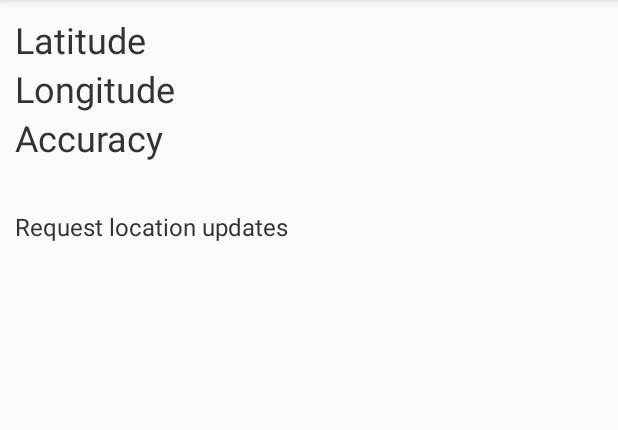
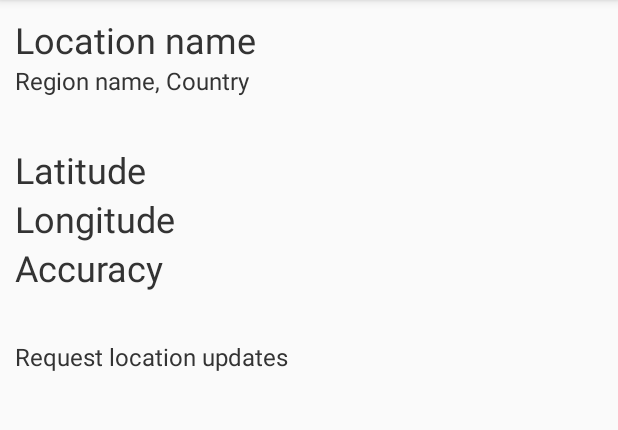
Before and after one commit to dmitry-bystrov/weather_app, an Android app: the screen it shows after launch (MainActivity), on a phone screen of 412 x 824 dp, the part 84-514 px from its top. Run offline under Robolectric (Android 15) with nearby library versions, the phone set to English and light mode, and no system bars.

Commit message:
- реализован запрос локации от AccuWeather по координатам

```diff
--- a/app/build.gradle
+++ b/app/build.gradle
@@ -25,4 +25,7 @@ dependencies {
     testImplementation 'junit:junit:4.12'
     androidTestImplementation 'com.android.support.test:runner:1.0.2'
     androidTestImplementation 'com.android.support.test.espresso:espresso-core:3.0.2'
+    implementation 'com.squareup.retrofit2:retrofit:2.3.0'
+    implementation 'com.squareup.retrofit2:converter-gson:2.2.0'
+    implementation 'com.squareup.okhttp3:logging-interceptor:3.8.1'
 }
--- a/app/src/main/AndroidManifest.xml
+++ b/app/src/main/AndroidManifest.xml
@@ -3,6 +3,7 @@
     package="com.javarunner.weather">
 
     <uses-permission android:name="android.permission.ACCESS_COARSE_LOCATION" />
+    <uses-permission android:name="android.permission.INTERNET" />
 
     <application
         android:allowBackup="true"
--- /dev/null
+++ b/app/src/main/java/com/javarunner/weather/AccuWeather.java
@@ -0,0 +1,20 @@
+package com.javarunner.weather;
+
+import com.javarunner.weather.datamodel.LocationData;
+
+import retrofit2.Call;
+import retrofit2.http.GET;
+import retrofit2.http.Query;
+
+public interface AccuWeather {
+    @GET("locations/v1/cities/geoposition/search")
+    Call<LocationData> getLocationData(@Query("apikey") String apikey,
+                                       @Query("q") String coordinates,
+                                       @Query("language") String language);
+
+//    @GET("currentconditions/v1/{location}")
+//    Call<AccuWeatherRequest[]> loadWeather(@Path("location") String location,
+//                                           @Query("apikey") String apikey,
+//                                           @Query("language") String language,
+//                                           @Query("details") String details);
+}
--- a/app/src/main/java/com/javarunner/weather/MainActivity.java
+++ b/app/src/main/java/com/javarunner/weather/MainActivity.java
@@ -12,15 +12,31 @@ import android.support.v4.app.ActivityCompat;
 import android.support.v7.app.AppCompatActivity;
 import android.widget.TextView;
 
+import com.javarunner.weather.datamodel.LocationData;
+
 import java.util.Locale;
+
+import okhttp3.OkHttpClient;
+import okhttp3.logging.HttpLoggingInterceptor;
+import retrofit2.Call;
+import retrofit2.Callback;
+import retrofit2.Response;
+import retrofit2.Retrofit;
+import retrofit2.converter.gson.GsonConverterFactory;
 
 public class MainActivity extends AppCompatActivity {
 
     public static final int LOCATION_UPDATES_TIME = 10000;
     public static final int LOCATION_UPDATES_DISTANCE = 1000;
     public static final int PERMISSION_REQUEST_CODE = 10;
+    public static final String API_KEY = "8SHxlmx5AXHFthoHiturDohOThhcbFBl";
+    public static final String BASE_URL = "http://dataservice.accuweather.com/";
+
     private LocationManager locationManager;
+    private AccuWeather accuWeather;
 
+    private TextView tvLocationName;
+    private TextView tvLocationRegion;
     private TextView tvLatitude;
     private TextView tvLongitude;
     private TextView tvAccuracy;
@@ -31,17 +47,36 @@ public class MainActivity extends AppCompatActivity {
         super.onCreate(savedInstanceState);
         setContentView(R.layout.activity_main);
         initView();
-        requestLocation();
+        initRetrofit();
+        requestLocationCoordinates();
     }
 
     private void initView() {
+        tvLocationName = findViewById(R.id.tv_location_name);
+        tvLocationRegion = findViewById(R.id.tv_location_region);
         tvLatitude = findViewById(R.id.tv_latitude);
         tvLongitude = findViewById(R.id.tv_longitude);
         tvAccuracy = findViewById(R.id.tv_accuracy);
         tvStatus = findViewById(R.id.tv_status);
     }
 
-    private void requestLocation() {
+    private void initRetrofit() {
+        Retrofit retrofit = new Retrofit.Builder()
+                .baseUrl(BASE_URL)
+                .addConverterFactory(GsonConverterFactory.create())
+                .client(createOkHttpClient())
+                .build();
+
+        accuWeather = retrofit.create(AccuWeather.class);
+    }
+
+    private OkHttpClient createOkHttpClient() {
+        final OkHttpClient.Builder httpClient = new OkHttpClient.Builder();
+        httpClient.addInterceptor(new HttpLoggingInterceptor().setLevel(HttpLoggingInterceptor.Level.BODY));
+        return httpClient.build();
+    }
+
+    private void requestLocationCoordinates() {
         if (ActivityCompat.checkSelfPermission(this, Manifest.permission.ACCESS_COARSE_LOCATION) !=
                 PackageManager.PERMISSION_GRANTED) {
             requestLocationPermissions();
@@ -64,17 +99,19 @@ public class MainActivity extends AppCompatActivity {
                         double longitude = location.getLongitude();
                         float accuracy = location.getAccuracy();
 
-                        tvLatitude.setText(String.format(Locale.getDefault(), "%s: %.2f",
+                        tvLatitude.setText(String.format(Locale.getDefault(), "%s: %.6f",
                                 getString(R.string.latitude),
                                 latitude));
 
-                        tvLongitude.setText(String.format(Locale.getDefault(), "%s: %.2f",
+                        tvLongitude.setText(String.format(Locale.getDefault(), "%s: %.6f",
                                 getString(R.string.longitude),
                                 longitude));
 
                         tvAccuracy.setText(String.format(Locale.getDefault(), "%s: %.2f",
                                 getString(R.string.accuracy),
                                 accuracy));
+
+                        requestLocation(latitude, longitude);
                     }
 
                     @Override
@@ -94,6 +131,29 @@ public class MainActivity extends AppCompatActivity {
                 });
     }
 
+    private void requestLocation(double latitude, double longitude) {
+        accuWeather.getLocationData(API_KEY, String.format(Locale.ROOT, "%.3f,%.3f", latitude, longitude), getString(R.string.language_code))
+        .enqueue(new Callback<LocationData>() {
+            @Override
+            public void onResponse(Call<LocationData> call, Response<LocationData> response) {
+                LocationData locationData;
+
+                if (response.body() == null) return;
+                if ((locationData = response.body()) == null) return;
+
+                tvLocationName.setText(locationData.getLocalizedName());
+                tvLocationRegion.setText(String.format(Locale.getDefault(), "%s, %s",
+                        locationData.getAdministrativeArea().getLocalizedName(),
+                        locationData.getCountry().getLocalizedName()));
+            }
+
+            @Override
+            public void onFailure(Call<LocationData> call, Throwable t) {
+                tvStatus.setText("Get location data: failure");
+            }
+        });
+    }
+
     private void requestLocationPermissions() {
         ActivityCompat.requestPermissions(this,
                 new String[]{Manifest.permission.ACCESS_COARSE_LOCATION},
@@ -105,7 +165,7 @@ public class MainActivity extends AppCompatActivity {
         super.onRequestPermissionsResult(requestCode, permissions, grantResults);
         if (requestCode == PERMISSION_REQUEST_CODE && grantResults.length == 1) {
             if (grantResults[0] == PackageManager.PERMISSION_GRANTED) {
-                requestLocation();
+                requestLocationCoordinates();
             }
         }
     }
--- a/app/src/main/res/layout/activity_main.xml
+++ b/app/src/main/res/layout/activity_main.xml
@@ -6,6 +6,21 @@
     android:orientation="vertical"
     android:layout_margin="10dp"
     tools:context=".MainActivity">
+
+    <TextView
+        android:id="@+id/tv_location_name"
+        android:layout_width="wrap_content"
+        android:layout_height="wrap_content"
+        android:text="@string/location_name"
+        android:textSize="24sp" />
+
+    <TextView
+        android:id="@+id/tv_location_region"
+        android:layout_width="wrap_content"
+        android:layout_height="wrap_content"
+        android:text="@string/region_name_country"
+        android:layout_marginBottom="32dp"
+        android:textSize="16sp" />
 
     <TextView
         android:id="@+id/tv_latitude"
--- a/app/src/main/res/values/strings.xml
+++ b/app/src/main/res/values/strings.xml
@@ -6,4 +6,7 @@
     <string name="status_string">Status string</string>
     <string name="request_location_updates">Request location updates</string>
     <string name="location_update_received">Location update received</string>
+    <string name="region_name_country">Region name, Country</string>
+    <string name="location_name">Location name</string>
+    <string name="language_code">en-us</string>
 </resources>
```
Also changed, not shown: app/src/main/java/com/javarunner/weather/datamodel/AdministrativeArea.java (added, +58 -0 lines), app/src/main/java/com/javarunner/weather/datamodel/Country.java (added, +46 -0 lines), app/src/main/java/com/javarunner/weather/datamodel/LocationData.java (added, +70 -0 lines), 2 other files.
